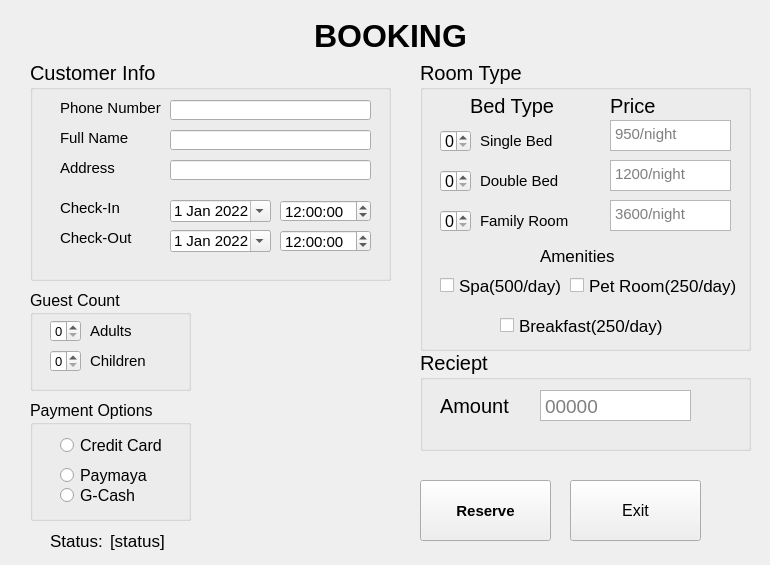
Above: ui/client_booking.ui from AngeloXD13/Simple_Hotel_Reservation before the change. Below: the same form after it.
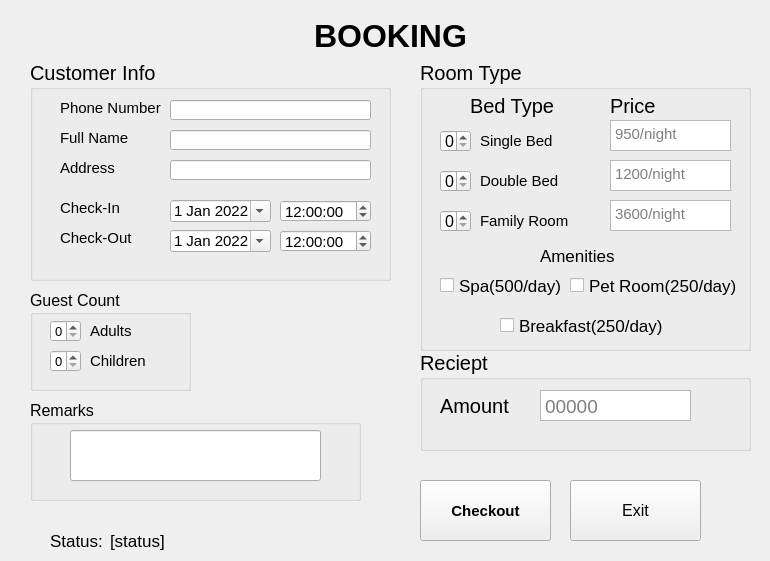
That is the form after the change.

Commit message: ADD NEW FEATURES AND QUERY TO MYSQL guest count status remarks balance downpayment customer status reserved

The edit to the form file:
```diff
--- a/ui/client_booking.ui
+++ b/ui/client_booking.ui
@@ -7,7 +7,7 @@
     <x>0</x>
     <y>0</y>
     <width>770</width>
-    <height>565</height>
+    <height>561</height>
    </rect>
   </property>
   <property name="windowTitle">
@@ -279,63 +279,6 @@
      </property>
     </widget>
    </widget>
-   <widget class="QGroupBox" name="groupBox_2">
-    <property name="geometry">
-     <rect>
-      <x>30</x>
-      <y>400</y>
-      <width>161</width>
-      <height>121</height>
-     </rect>
-    </property>
-    <property name="font">
-     <font>
-      <pointsize>12</pointsize>
-     </font>
-    </property>
-    <property name="title">
-     <string>Payment Options</string>
-    </property>
-    <widget class="QRadioButton" name="credit_rb">
-     <property name="geometry">
-      <rect>
-       <x>30</x>
-       <y>30</y>
-       <width>131</width>
-       <height>31</height>
-      </rect>
-     </property>
-     <property name="text">
-      <string>Credit Card</string>
-     </property>
-    </widget>
-    <widget class="QRadioButton" name="paymaya_rb">
-     <property name="geometry">
-      <rect>
-       <x>30</x>
-       <y>60</y>
-       <width>111</width>
-       <height>31</height>
-      </rect>
-     </property>
-     <property name="text">
-      <string>Paymaya</string>
-     </property>
-    </widget>
-    <widget class="QRadioButton" name="gcash_rb">
-     <property name="geometry">
-      <rect>
-       <x>30</x>
-       <y>80</y>
-       <width>82</width>
-       <height>31</height>
-      </rect>
-     </property>
-     <property name="text">
-      <string>G-Cash</string>
-     </property>
-    </widget>
-   </widget>
    <widget class="QGroupBox" name="groupBox_3">
     <property name="geometry">
      <rect>
@@ -573,7 +516,7 @@
       <rect>
        <x>20</x>
        <y>210</y>
-       <width>141</width>
+       <width>121</width>
        <height>31</height>
       </rect>
      </property>
@@ -677,7 +620,7 @@
      </font>
     </property>
     <property name="text">
-     <string>Reserve</string>
+     <string>Checkout</string>
     </property>
    </widget>
    <widget class="QPushButton" name="exit_btn">
@@ -843,6 +786,34 @@
      </property>
     </widget>
    </widget>
+   <widget class="QGroupBox" name="groupBox_6">
+    <property name="geometry">
+     <rect>
+      <x>30</x>
+      <y>400</y>
+      <width>331</width>
+      <height>101</height>
+     </rect>
+    </property>
+    <property name="font">
+     <font>
+      <pointsize>12</pointsize>
+     </font>
+    </property>
+    <property name="title">
+     <string>Remarks</string>
+    </property>
+    <widget class="QLineEdit" name="remarks_le">
+     <property name="geometry">
+      <rect>
+       <x>40</x>
+       <y>30</y>
+       <width>251</width>
+       <height>51</height>
+      </rect>
+     </property>
+    </widget>
+   </widget>
   </widget>
  </widget>
  <resources/>
```
Left out of the diff: 2 changed lines with no effect on the pictures. The commit also changes 4 other files.
